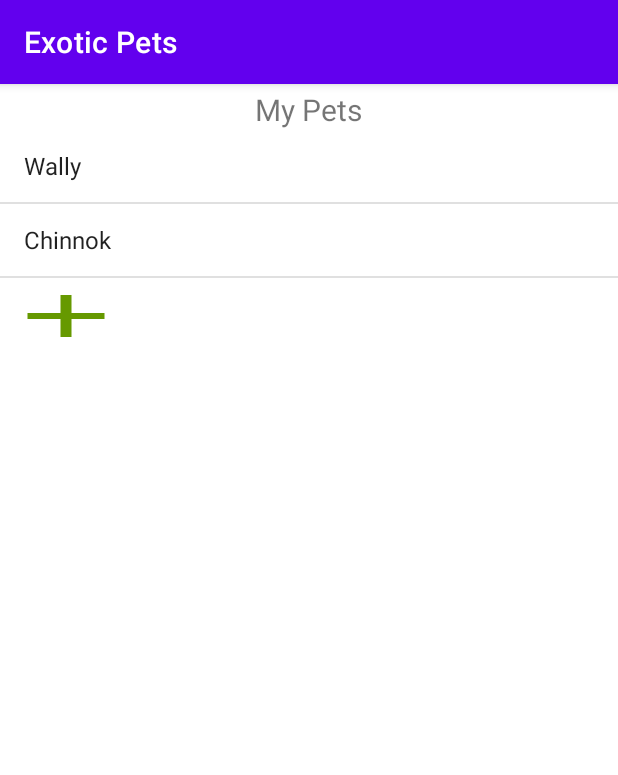
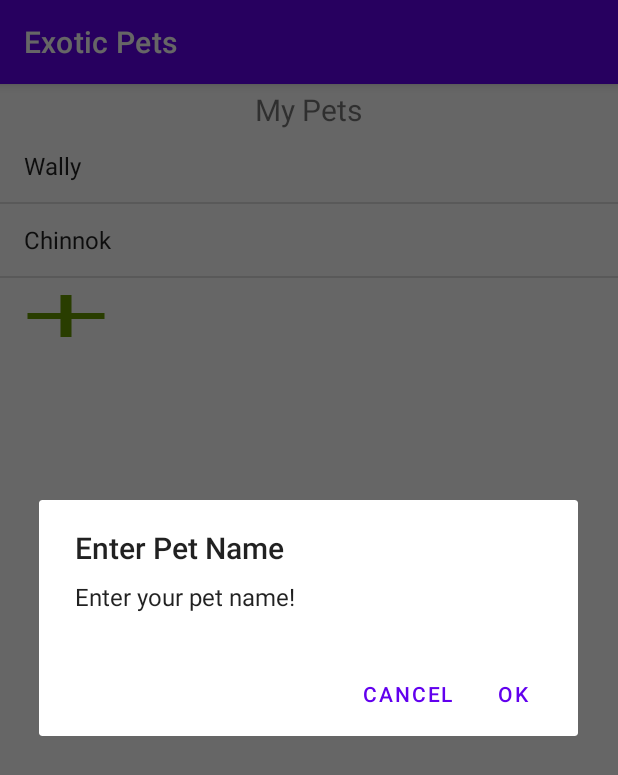
Before and after one commit to andrewc0204/ExoticPets, an Android app: the screen it shows after launch (MainActivity), after a tap on an icon or button, on a phone screen of 412 x 824 dp. Shown: the top 775 px of the screen. Run offline under Robolectric (Android 15) with nearby library versions, the phone set to English and light mode, and no system bars.

Commit message:
Alert Dialog
Added Alert Dialog when user clicks Plus Button

```diff
--- a/app/src/main/java/com/example/exoticpets/MainActivity.java
+++ b/app/src/main/java/com/example/exoticpets/MainActivity.java
@@ -1,7 +1,9 @@
 package com.example.exoticpets;
 
+import androidx.appcompat.app.AlertDialog;
 import androidx.appcompat.app.AppCompatActivity;
 
+import android.content.DialogInterface;
 import android.os.Bundle;
 import android.view.View;
 import android.widget.ArrayAdapter;
@@ -33,7 +35,22 @@ public class MainActivity extends AppCompatActivity {
         plus.setOnClickListener(new View.OnClickListener() {
             @Override
             public void onClick(View v) {
-                Toast.makeText(MainActivity.this, "Test", Toast.LENGTH_SHORT).show();
+                new AlertDialog.Builder(MainActivity.this)
+                        .setTitle("Enter Pet Name")
+                        .setMessage("Enter your pet name!")
+                        // Specifying a listener allows you to take an action before dismissing the dialog.
+                        // The dialog is automatically dismissed when a dialog button is clicked.
+                        .setPositiveButton(android.R.string.yes, new DialogInterface.OnClickListener() {
+                            public void onClick(DialogInterface dialog, int which) {
+                                // Continue with delete operation
+                            }
+                        })
+
+                        // A null listener allows the button to dismiss the dialog and take no further action.
+                        .setNegativeButton(android.R.string.no, null)
+                        .show();
+
+//                Toast.makeText(MainActivity.this, "Test", Toast.LENGTH_SHORT).show();
             }
         });
 
```
